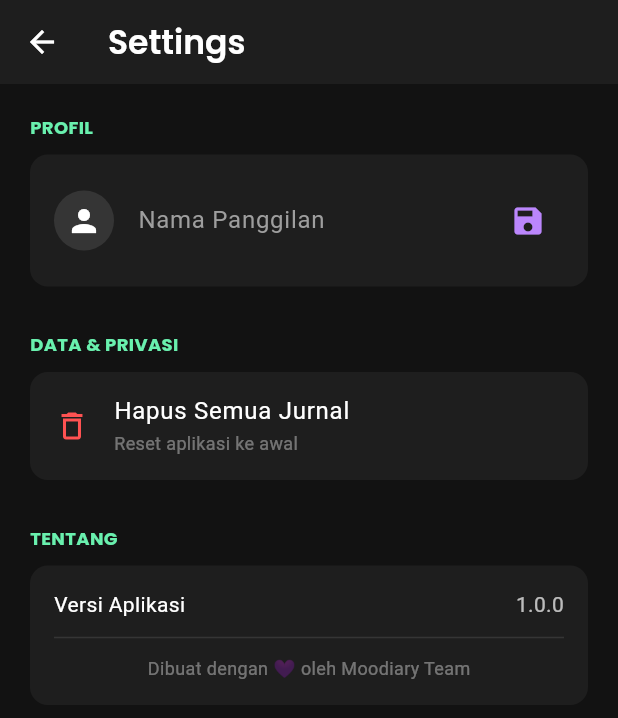
After one commit to jovanjopan/moodiary-mobile-app, a Flutter app: the screen it shows after launch, after a tap on the "settings" icon, on a phone screen of 412 x 824 dp. The commit adds this screen. Shown: the top 718 px of the screen. Run offline on Flutter 3.47's test engine with Material 3 defaults, Android fonts, the phone set to English and light mode, and no system bars; our stand-ins replace fl_chart, flutter_dotenv, google_fonts, package_info_plus, shared_preferences, sqflite and 1 more; accounts and stored records are empty; network calls fail.

Commit message:
menambahkan halaman pengaturan dan fitur membersihkan jurnal

```diff
--- a/lib/core/db_helper.dart
+++ b/lib/core/db_helper.dart
@@ -104,4 +104,10 @@ class DBHelper {
     return result.reversed
         .toList(); // Balik urutan agar di grafik dari kiri (lama) ke kanan (baru)
   }
+
+  // 👇 Tambahkan ini
+  Future<int> deleteAllJournals() async {
+    final db = await instance.database;
+    return await db.delete('journals');
+  }
 }
--- a/lib/screens/home_screen.dart
+++ b/lib/screens/home_screen.dart
@@ -1,11 +1,13 @@
 import 'package:flutter/material.dart';
 import 'package:google_fonts/google_fonts.dart';
+import 'package:shared_preferences/shared_preferences.dart'; // ✅ Import untuk simpan nama
 import '../core/db_helper.dart';
 import '../network/ai_insight_service.dart';
 import 'add_journal_screen.dart';
 import 'journal_list_screen.dart';
 import 'trends_screen.dart';
-import 'counselor_screen.dart'; // 👈 Wajib ada agar tombol Trends jalan
+import 'counselor_screen.dart';
+import 'settings_screen.dart'; // ✅ Import halaman settings
 
 class HomeScreen extends StatefulWidget {
   const HomeScreen({super.key});
@@ -17,12 +19,14 @@ class HomeScreen extends StatefulWidget {
 class _HomeScreenState extends State<HomeScreen> with WidgetsBindingObserver {
   String aiInspiration = "Loading inspiration...";
   String userMood = "Happy";
+  String userName = "Jovan"; // ✅ Variabel nama default
   bool isLoading = true;
 
   @override
   void initState() {
     super.initState();
     WidgetsBinding.instance.addObserver(this);
+    _loadUserName(); // ✅ Load nama saat aplikasi dibuka
     _loadMoodAndAIQuote();
   }
 
@@ -36,10 +40,21 @@ class _HomeScreenState extends State<HomeScreen> with WidgetsBindingObserver {
   void didChangeAppLifecycleState(AppLifecycleState state) {
     if (state == AppLifecycleState.resumed) {
       _loadMoodAndAIQuote();
+      _loadUserName(); // Cek nama lagi siapa tahu berubah
     }
   }
 
+  // ✅ Fungsi baru untuk mengambil nama dari penyimpanan HP
+  Future<void> _loadUserName() async {
+    final prefs = await SharedPreferences.getInstance();
+    if (!mounted) return;
+    setState(() {
+      userName = prefs.getString('user_name') ?? "Jovan";
+    });
+  }
+
   Future<void> _loadMoodAndAIQuote() async {
+    if (!mounted) return;
     setState(() => isLoading = true);
 
     final mood = await DBHelper.instance.getLastMood() ?? "Happy";
@@ -48,6 +63,7 @@ class _HomeScreenState extends State<HomeScreen> with WidgetsBindingObserver {
       mood,
     );
 
+    if (!mounted) return;
     setState(() {
       userMood = mood;
       aiInspiration = aiResponse;
@@ -58,6 +74,37 @@ class _HomeScreenState extends State<HomeScreen> with WidgetsBindingObserver {
   @override
   Widget build(BuildContext context) {
     return Scaffold(
+      // ✅ Agar AppBar transparan berada di atas background gradient
+      extendBodyBehindAppBar: true,
+      appBar: AppBar(
+        backgroundColor: Colors.transparent,
+        elevation: 0,
+        actions: [
+          // ✅ Tombol Settings (Gear)
+          Container(
+            margin: const EdgeInsets.only(right: 16, top: 10),
+            decoration: BoxDecoration(
+              color: Colors.white.withOpacity(0.1),
+              shape: BoxShape.circle,
+            ),
+            child: IconButton(
+              icon: const Icon(Icons.settings, color: Colors.white),
+              onPressed: () async {
+                await Navigator.push(
+                  context,
+                  MaterialPageRoute(
+                    builder: (_) => SettingsScreen(
+                      onThemeChanged: () {},
+                      onNameChanged: _loadUserName, // Update nama saat kembali
+                    ),
+                  ),
+                );
+                _loadUserName(); // Refresh paksa saat kembali
+              },
+            ),
+          ),
+        ],
+      ),
       body: Container(
         decoration: const BoxDecoration(
           gradient: LinearGradient(
@@ -72,9 +119,9 @@ class _HomeScreenState extends State<HomeScreen> with WidgetsBindingObserver {
             child: Column(
               crossAxisAlignment: CrossAxisAlignment.start,
               children: [
-                // 👋 Greeting
+                // 👋 Greeting (Sekarang Dinamis!)
                 Text(
-                  "Hi, Jovan 👋",
+                  "Hi, $userName 👋", // ✅ Menggunakan variabel userName
                   style: GoogleFonts.poppins(
                     fontSize: 26,
                     fontWeight: FontWeight.bold,
@@ -106,7 +153,6 @@ class _HomeScreenState extends State<HomeScreen> with WidgetsBindingObserver {
                         title: "Log Mood",
                         subtitle: "How are you feeling?",
                         onTap: () async {
-                          // Tunggu user selesai input, lalu refresh quote
                           await Navigator.push(
                             context,
                             MaterialPageRoute(
@@ -138,7 +184,6 @@ class _HomeScreenState extends State<HomeScreen> with WidgetsBindingObserver {
                         title: "Trends",
                         subtitle: "View your progress",
                         onTap: () {
-                          // ✅ Sekarang sudah mengarah ke TrendsScreen
                           Navigator.push(
                             context,
                             MaterialPageRoute(
@@ -147,7 +192,6 @@ class _HomeScreenState extends State<HomeScreen> with WidgetsBindingObserver {
                           );
                         },
                       ),
-                      // Di dalam home_screen.dart
                       _buildCard(
                         color1: const Color(0xFFAD1457),
                         color2: const Color(0xFFD81B60),
@@ -155,7 +199,6 @@ class _HomeScreenState extends State<HomeScreen> with WidgetsBindingObserver {
                         title: "Counselor",
                         subtitle: "Chat with AI",
                         onTap: () {
-                          // 👇 ARARHKAN KE SCREEN BARU
                           Navigator.push(
                             context,
                             MaterialPageRoute(
--- /dev/null
+++ b/lib/screens/settings_screen.dart
@@ -0,0 +1,236 @@
+import 'package:flutter/material.dart';
+import 'package:shared_preferences/shared_preferences.dart';
+import 'package:google_fonts/google_fonts.dart';
+import 'package:package_info_plus/package_info_plus.dart';
+import '../core/db_helper.dart';
+
+class SettingsScreen extends StatefulWidget {
+  final Function() onThemeChanged; // Nanti kalau mau fitur ganti tema
+  final Function() onNameChanged; // Callback untuk refresh nama di Home
+
+  const SettingsScreen({
+    super.key,
+    required this.onThemeChanged,
+    required this.onNameChanged,
+  });
+
+  @override
+  State<SettingsScreen> createState() => _SettingsScreenState();
+}
+
+class _SettingsScreenState extends State<SettingsScreen> {
+  final TextEditingController _nameController = TextEditingController();
+  String _appVersion = "1.0.0";
+
+  @override
+  void initState() {
+    super.initState();
+    _loadUserData();
+  }
+
+  Future<void> _loadUserData() async {
+    final prefs = await SharedPreferences.getInstance();
+    setState(() {
+      _nameController.text = prefs.getString('user_name') ?? "User";
+    });
+
+    // Ambil info versi aplikasi
+    final info = await PackageInfo.fromPlatform();
+    setState(() {
+      _appVersion = info.version;
+    });
+  }
+
+  Future<void> _saveName() async {
+    final prefs = await SharedPreferences.getInstance();
+    await prefs.setString('user_name', _nameController.text.trim());
+    widget.onNameChanged(); // Beritahu Home screen untuk refresh
+
+    if (mounted) {
+      ScaffoldMessenger.of(
+        context,
+      ).showSnackBar(const SnackBar(content: Text("Nama berhasil disimpan!")));
+      FocusScope.of(context).unfocus(); // Tutup keyboard
+    }
+  }
+
+  Future<void> _clearAllData() async {
+    // Dialog konfirmasi bahaya
+    final confirm = await showDialog<bool>(
+      context: context,
+      builder: (ctx) => AlertDialog(
+        backgroundColor: const Color(0xFF1E1E1E),
+        title: const Text(
+          "Hapus Semua Data?",
+          style: TextStyle(color: Colors.white),
+        ),
+        content: const Text(
+          "Tindakan ini akan menghapus SEMUA jurnal kamu secara permanen. Tidak bisa dikembalikan.",
+          style: TextStyle(color: Colors.white70),
+        ),
+        actions: [
+          TextButton(
+            onPressed: () => Navigator.pop(ctx, false),
+            child: const Text("Batal"),
+          ),
+          TextButton(
+            onPressed: () => Navigator.pop(ctx, true),
+            child: const Text(
+              "Hapus",
+              style: TextStyle(color: Colors.redAccent),
+            ),
+          ),
+        ],
+      ),
+    );
+
+    if (confirm == true) {
+      await DBHelper.instance
+          .deleteAllJournals(); // Kita perlu buat fungsi ini di DB Helper
+      if (mounted) {
+        ScaffoldMessenger.of(context).showSnackBar(
+          const SnackBar(content: Text("Semua kenangan telah dihapus.")),
+        );
+      }
+    }
+  }
+
+  @override
+  Widget build(BuildContext context) {
+    return Scaffold(
+      backgroundColor: const Color(0xFF121212),
+      appBar: AppBar(
+        title: Text(
+          "Settings",
+          style: GoogleFonts.poppins(fontWeight: FontWeight.w600),
+        ),
+        backgroundColor: const Color(0xFF1E1E1E),
+        elevation: 0,
+      ),
+      body: ListView(
+        padding: const EdgeInsets.all(20),
+        children: [
+          // 1. Profil Section
+          Text(
+            "PROFIL",
+            style: GoogleFonts.poppins(
+              color: Colors.greenAccent,
+              fontSize: 12,
+              fontWeight: FontWeight.bold,
+            ),
+          ),
+          const SizedBox(height: 10),
+          Container(
+            padding: const EdgeInsets.all(16),
+            decoration: BoxDecoration(
+              color: const Color(0xFF1E1E1E),
+              borderRadius: BorderRadius.circular(12),
+            ),
+            child: Row(
+              children: [
+                const CircleAvatar(
+                  backgroundColor: Colors.white10,
+                  child: Icon(Icons.person, color: Colors.white),
+                ),
+                const SizedBox(width: 16),
+                Expanded(
+                  child: TextField(
+                    controller: _nameController,
+                    style: const TextStyle(color: Colors.white),
+                    decoration: const InputDecoration(
+                      labelText: "Nama Panggilan",
+                      labelStyle: TextStyle(color: Colors.grey),
+                      border: InputBorder.none,
+                    ),
+                  ),
+                ),
+                IconButton(
+                  icon: const Icon(Icons.save, color: Color(0xFFBB86FC)),
+                  onPressed: _saveName,
+                ),
+              ],
+            ),
+          ),
+
+          const SizedBox(height: 30),
+
+          // 2. Data Section
+          Text(
+            "DATA & PRIVASI",
+            style: GoogleFonts.poppins(
+              color: Colors.greenAccent,
+              fontSize: 12,
+              fontWeight: FontWeight.bold,
+            ),
+          ),
+          const SizedBox(height: 10),
+          Container(
+            decoration: BoxDecoration(
+              color: const Color(0xFF1E1E1E),
+              borderRadius: BorderRadius.circular(12),
+            ),
+            child: ListTile(
+              leading: const Icon(
+                Icons.delete_outline,
+                color: Colors.redAccent,
+              ),
+              title: const Text(
+                "Hapus Semua Jurnal",
+                style: TextStyle(color: Colors.white),
+              ),
+              subtitle: const Text(
+                "Reset aplikasi ke awal",
+                style: TextStyle(color: Colors.white38, fontSize: 12),
+              ),
+              onTap: _clearAllData,
+            ),
+          ),
+
+          const SizedBox(height: 30),
+
+          // 3. Info Section
+          Text(
+            "TENTANG",
+            style: GoogleFonts.poppins(
+              color: Colors.greenAccent,
+              fontSize: 12,
+              fontWeight: FontWeight.bold,
+            ),
+          ),
+          const SizedBox(height: 10),
+          Container(
+            padding: const EdgeInsets.all(16),
+            decoration: BoxDecoration(
+              color: const Color(0xFF1E1E1E),
+              borderRadius: BorderRadius.circular(12),
+            ),
+            child: Column(
+              children: [
+                Row(
+                  mainAxisAlignment: MainAxisAlignment.spaceBetween,
+                  children: [
+                    const Text(
+                      "Versi Aplikasi",
+                      style: TextStyle(color: Colors.white),
+                    ),
+                    Text(
+                      _appVersion,
+                      style: const TextStyle(color: Colors.white70),
+                    ),
+                  ],
+                ),
+                const Divider(color: Colors.white10, height: 24),
+                const Center(
+                  child: Text(
+                    "Dibuat dengan 💜 oleh Moodiary Team",
+                    style: TextStyle(color: Colors.white38, fontSize: 12),
+                  ),
+                ),
+              ],
+            ),
+          ),
+        ],
+      ),
+    );
+  }
+}
--- a/pubspec.yaml
+++ b/pubspec.yaml
@@ -27,8 +27,10 @@ dependencies:
   sqflite: ^2.2.8+4
   path: ^1.8.3
   flutter_dotenv: ^5.1.0
-  table_calendar: ^3.1.1  # 👈 Tambahkan ini
-  intl: ^0.19.0           # 👈 Tambahkan ini (untuk format tanggal)
+  table_calendar: ^3.1.1
+  intl: ^0.19.0
+  shared_preferences: ^2.3.2  # 👈 Tambahkan ini
+  package_info_plus: ^8.0.0   # 👈 (Opsional) Untuk menampilkan versi aplikasi otomatis
 
 dev_dependencies:
   flutter_test:
```
Also changed, not shown: pubspec.lock, 1 other file.
